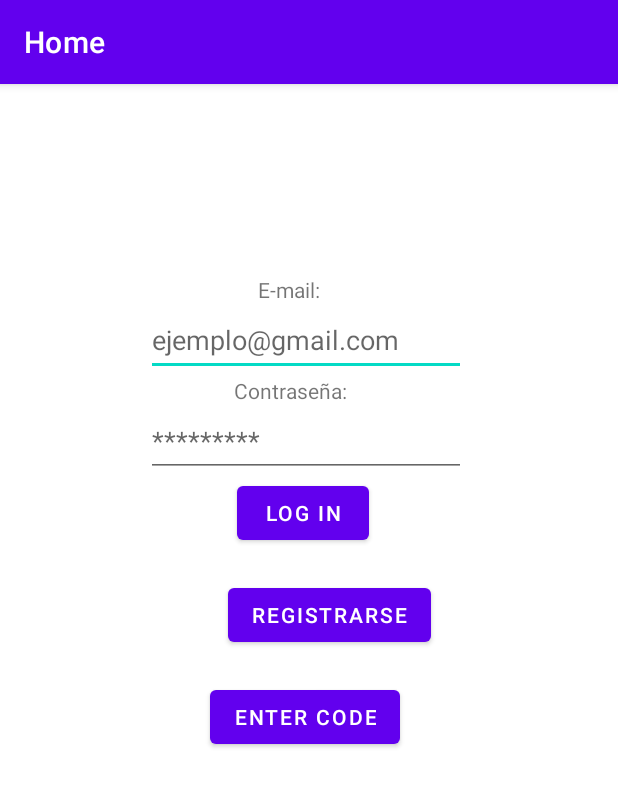
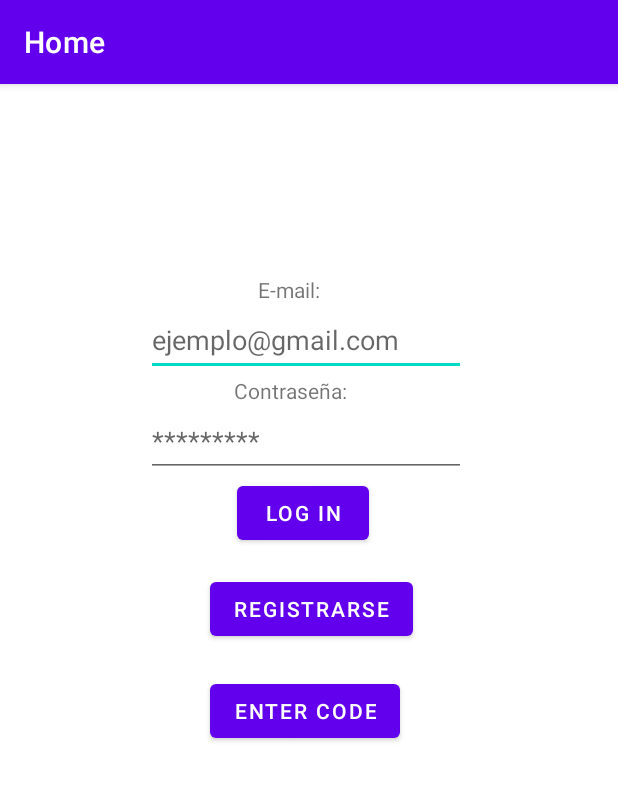
Before and after one commit to nataliaacaipa/E-Parte, an Android app: the screen it shows after launch (Home), on a phone screen of 412 x 824 dp. Shown: the top 787 px of the screen. Run offline under Robolectric (Android 15) with nearby library versions, the phone set to English and light mode, and no system bars.

Commit message:
Solucion home xml

```diff
--- a/app/src/main/res/layout/activity_home.xml
+++ b/app/src/main/res/layout/activity_home.xml
@@ -21,14 +21,13 @@
         android:layout_width="wrap_content"
         android:layout_height="wrap_content"
         android:layout_marginStart="97dp"
-        android:autofillHints=""
         android:ems="10"
         android:hint="@string/placeHolderMail"
+        android:hintTextColor="#757575"
         android:inputType="textPersonName"
         android:minHeight="48dp"
         app:layout_constraintStart_toStartOf="parent"
-        app:layout_constraintTop_toBottomOf="@+id/textView"
-       />
+        app:layout_constraintTop_toBottomOf="@+id/textView" />
 
     <TextView
         android:id="@+id/textView2"
@@ -49,8 +48,7 @@
         android:inputType="textPersonName"
         android:minHeight="48dp"
         app:layout_constraintStart_toStartOf="parent"
-        app:layout_constraintTop_toBottomOf="@+id/textView2"
-        android:autofillHints="" />
+        app:layout_constraintTop_toBottomOf="@+id/textView2" />
 
     <Button
         android:id="@+id/button"
@@ -66,12 +64,12 @@
         android:id="@+id/button2"
         android:layout_width="wrap_content"
         android:layout_height="wrap_content"
-        android:layout_marginStart="152dp"
-        android:layout_marginTop="20dp"
+        android:layout_marginStart="140dp"
+        android:layout_marginTop="16dp"
+        android:onClick="onClick"
         android:text="@string/registerButtonHomeText"
         app:layout_constraintStart_toStartOf="parent"
-        app:layout_constraintTop_toBottomOf="@+id/button"
-        android:onClick="onClick"/>
+        app:layout_constraintTop_toBottomOf="@+id/button" />
 
     <Button
         android:id="@+id/button3"
```
